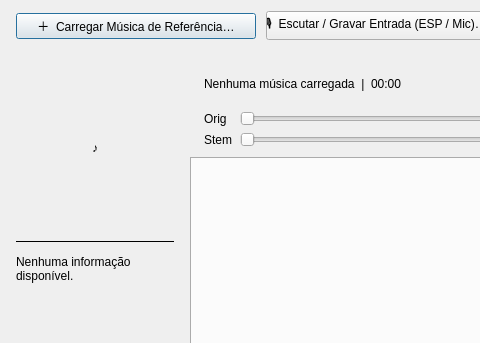
Above: gui/mainwindow.ui from broken-usb/uninstrumephy before the change; both pictures show x 0 to 480 and y 0 to 343 of the 920 by 640 pixel window. Below: the same form after it.
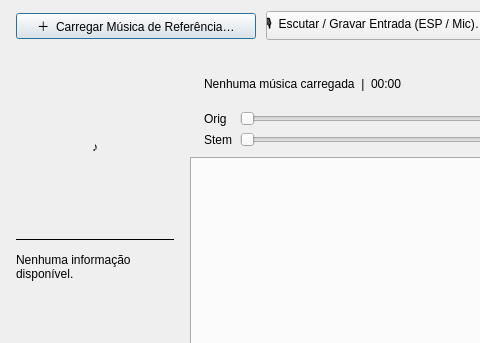
That is the form after the change.

Commit message: Ajustes na UI

What changed in the file:
```diff
--- a/gui/mainwindow.ui
+++ b/gui/mainwindow.ui
@@ -167,18 +167,27 @@
         <property name="bottomMargin">
          <number>16</number>
         </property>
-        <item>
+        <item alignment="Qt::AlignmentFlag::AlignHCenter">
+         <!-- Quadrado fixo: 158 px é a largura útil da coluna no mínimo
+              (frameLeft 190 px - 2 x 16 px de margem). A capa é reduzida
+              para caber dentro dele (main.py, _show_cover), sem alterá-lo. -->
          <widget class="QLabel" name="lbl_cover">
+          <property name="sizePolicy">
+           <sizepolicy hsizetype="Fixed" vsizetype="Fixed">
+            <horstretch>0</horstretch>
+            <verstretch>0</verstretch>
+           </sizepolicy>
+          </property>
           <property name="minimumSize">
            <size>
-            <width>0</width>
-            <height>160</height>
+            <width>158</width>
+            <height>158</height>
            </size>
           </property>
           <property name="maximumSize">
            <size>
-            <width>16777215</width>
-            <height>220</height>
+            <width>158</width>
+            <height>158</height>
            </size>
           </property>
           <property name="text">
```
Left out of the diff: 2 changed lines with no effect on the pictures. The commit also changes 1 other file.
